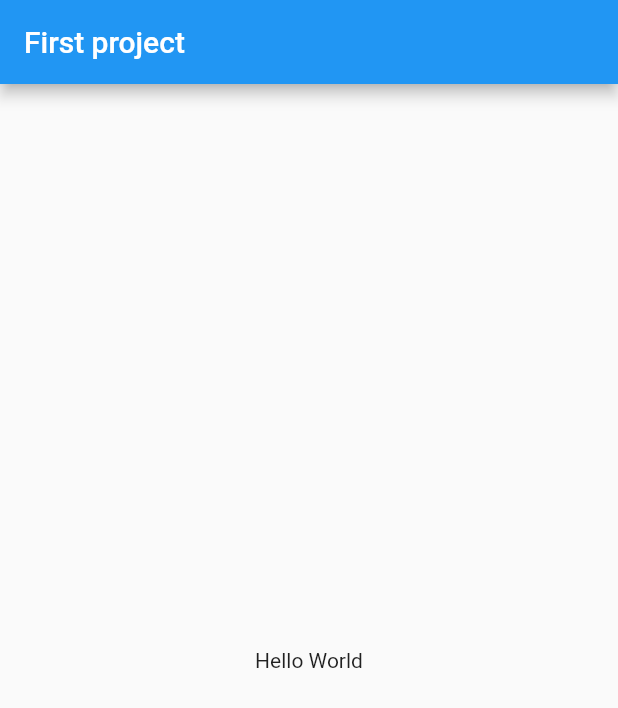
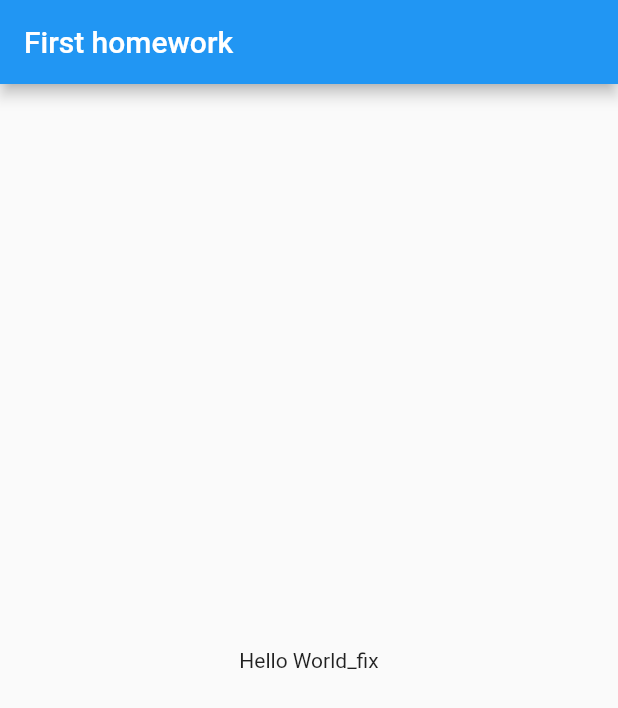
Before and after one commit to sertfayt/Flutter-projects-for-course, a Flutter app: the screen it shows after launch, on a phone screen of 412 x 824 dp. Shown: the top 708 px of the screen. Run offline on Flutter 3.47's test engine with Material 2 defaults, Android fonts, the phone set to English and light mode, and no system bars.

Commit message:
Test pr (#1)
* modify

* commit homework_fix

```diff
--- a/lib/main.dart
+++ b/lib/main.dart
@@ -13,10 +13,10 @@ class MyApp extends StatelessWidget {
       title: 'First project',
       home: Scaffold(
         appBar: AppBar(
-          title: const Text('First project'),
+          title: const Text('First homework'),
         ),
         body: const Center(
-          child: Text('Hello World'),
+          child: Text('Hello World_fix'),
         ),
       ),
     );
```
